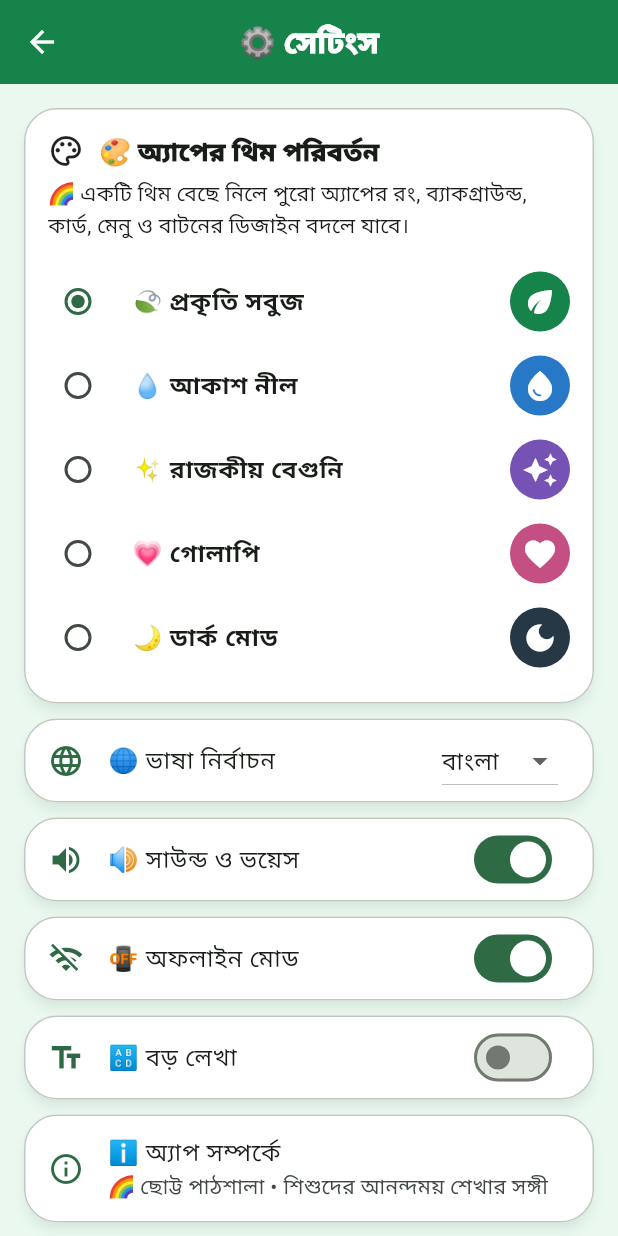
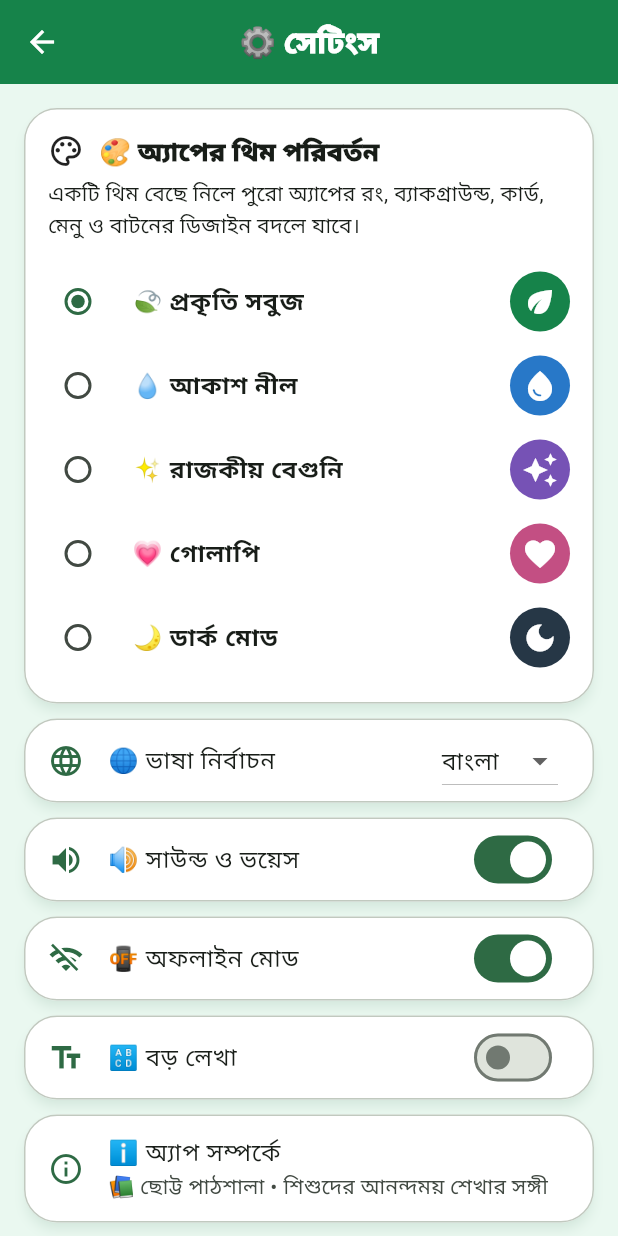
Before and after one commit to nazim-assdi/Chotto-Pathshala-0.1, a Flutter app: the screen it shows after launch, after a tap on the "settings" icon, on a phone screen of 412 x 824 dp. Run offline on Flutter 3.47's test engine with Material 3 defaults, Android fonts, the phone set to English and light mode, and no system bars; our stand-ins replace flutter_svg, flutter_tts, shared_preferences; project files that could hold a hidden picture were left out.

Commit message:
Remove rainbow emoji from the previous Flutter app

```diff
--- a/lib/main.dart
+++ b/lib/main.dart
@@ -275,7 +275,7 @@ class _HomeScreenState extends State<HomeScreen> {
   Widget build(BuildContext context) => Scaffold(
     appBar: AppBar(
       shape: const RoundedRectangleBorder(borderRadius: BorderRadius.vertical(bottom: Radius.circular(22))),
-      title: const Text('📚 ছোট্ট পাঠশালা 🌈'),
+      title: const Text('📚 ছোট্ট পাঠশালা'),
       actions: [
         IconButton(tooltip: '🏆 আমার অগ্রগতি', onPressed: () async { final navigator = Navigator.of(context); final lessons = await lessonsFuture; if (!mounted) return; navigator.push(MaterialPageRoute(builder: (_) => ProgressScreen(lessons: lessons.where((l) => l.level == selectedLevel).toList(), completed: completed))); }, icon: const Icon(Icons.emoji_events_outlined)),
         IconButton(tooltip: '👨‍👩‍👧 অভিভাবক কর্নার', onPressed: () => Navigator.push(context, MaterialPageRoute(builder: (_) => const ParentCornerScreen())), icon: const Icon(Icons.family_restroom)),
@@ -487,7 +487,7 @@ class _WordGalleryState extends State<WordGallery> {
     ['থ','থালা','খাবারের পাত্র','🍽️'],['দ','দোয়েল','জাতীয় পাখি','🐦'],['ধ','ধান','শস্য','🌾'],
     ['ন','নৌকা','নদীতে চলে','🛶'],['প','পাখি','আকাশে উড়ে','🐦'],['ফ','ফুল','সুন্দর ও সুগন্ধি','🌺','assets/images/words/flower.svg'],
     ['ব','বই','পড়ার জিনিস','📚'],['ভ','ভালুক','বনের প্রাণী','🐻'],['ম','মাছ','পানিতে থাকে','🐟'],
-    ['য','যব','এক ধরনের শস্য','🌾'],['র','রংধনু','আকাশে দেখা যায়','🌈'],['ল','লেবু','টক ফল','🍋'],
+    ['য','যব','এক ধরনের শস্য','🌾'],['র','রংধনু','আকাশে দেখা যায়','🌤️'],['ল','লেবু','টক ফল','🍋'],
     ['শ','শাপলা','জলজ ফুল','🪷'],['ষ','ষাঁড়','গরুর পুরুষ','🐂'],['স','সূর্য','দিনের আলো দেয়','☀️','assets/images/words/sun.svg'],
     ['হ','হাতি','বড় স্থলচর প্রাণী','🐘'],['ড়','গাড়ি','চাকার যান','🚗'],['ঢ়','আষাঢ়','বাংলা মাস','🌧️'],
     ['য়','সময়','ঘড়িতে দেখা যায়','⌚'],['ৎ','হঠাৎ','অপ্রত্যাশিতভাবে','💡'],['ং','বাংলা','আমাদের ভাষা','🔤'],
@@ -935,7 +935,7 @@ class _SettingsScreenState extends State<SettingsScreen> {
     Card(child: Padding(padding: const EdgeInsets.all(16), child: Column(crossAxisAlignment: CrossAxisAlignment.start, children: [
       const Row(children: [Icon(Icons.palette_outlined), SizedBox(width: 10), Text('🎨 অ্যাপের থিম পরিবর্তন', style: TextStyle(fontSize: 17, fontWeight: FontWeight.w900))]),
       const SizedBox(height: 6),
-      const Text('🌈 একটি থিম বেছে নিলে পুরো অ্যাপের রং, ব্যাকগ্রাউন্ড, কার্ড, মেনু ও বাটনের ডিজাইন বদলে যাবে।'),
+      const Text('একটি থিম বেছে নিলে পুরো অ্যাপের রং, ব্যাকগ্রাউন্ড, কার্ড, মেনু ও বাটনের ডিজাইন বদলে যাবে।'),
       const SizedBox(height: 12),
       RadioGroup<String>(
         groupValue: themeName,
@@ -958,7 +958,7 @@ class _SettingsScreenState extends State<SettingsScreen> {
     Card(child: SwitchListTile(secondary: const Icon(Icons.volume_up), title: const Text('🔊 সাউন্ড ও ভয়েস'), value:sound, onChanged:(v){setState(()=>sound=v);VoiceCoach.enabled=v;_save('setting_sound',v);})),
     Card(child: SwitchListTile(secondary: const Icon(Icons.wifi_off), title: const Text('📴 অফলাইন মোড'), value:offline, onChanged:(v){setState(()=>offline=v);_save('setting_offline',v);})),
     Card(child: SwitchListTile(secondary: const Icon(Icons.text_fields), title: const Text('🔠 বড় লেখা'), value:largeText, onChanged:(v){setState(()=>largeText=v);_save('setting_large_text',v);})),
-    const Card(child: ListTile(leading: Icon(Icons.info_outline), title: Text('ℹ️ অ্যাপ সম্পর্কে'), subtitle: Text('🌈 ছোট্ট পাঠশালা • শিশুদের আনন্দময় শেখার সঙ্গী'))),
+    const Card(child: ListTile(leading: Icon(Icons.info_outline), title: Text('ℹ️ অ্যাপ সম্পর্কে'), subtitle: Text('📚 ছোট্ট পাঠশালা • শিশুদের আনন্দময় শেখার সঙ্গী'))),
     const Card(child: ListTile(leading: Icon(Icons.privacy_tip_outlined), title: Text('🔐 গোপনীয়তা'), subtitle: Text('🔒 শিশুর ব্যক্তিগত তথ্য সংগ্রহ না করাই আমাদের নীতি।'))),
   ]));
 }
```
